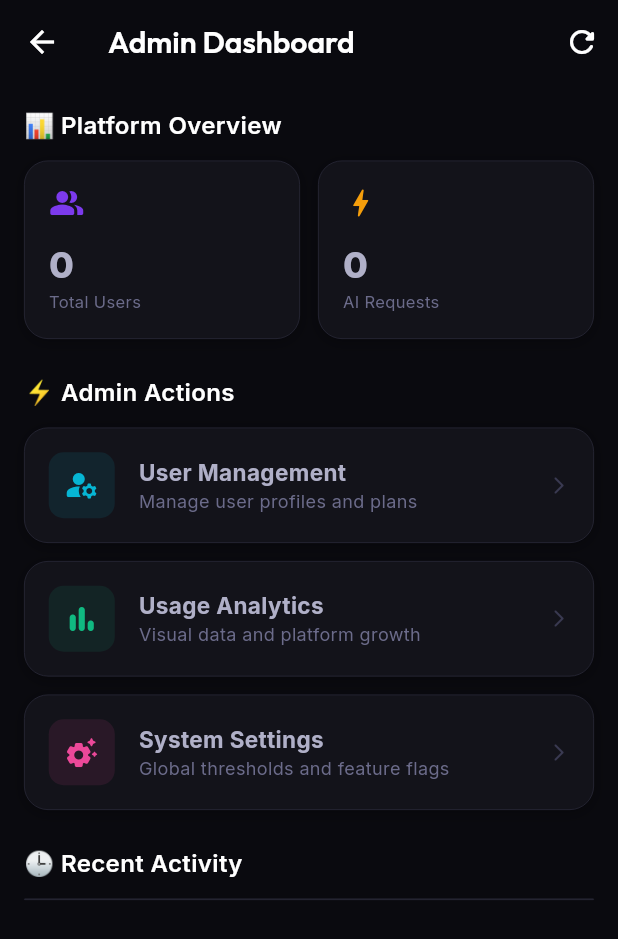
After one commit to Faakhir03Memon/Lumina-Study, a Flutter app: the AdminDashboard screen opened directly, on a phone screen of 412 x 824 dp. The commit adds this screen. Shown: the top 939 px of the screen. Run offline on Flutter 3.47's test engine with Material 3 defaults, Android fonts, the phone set to English and light mode, and no system bars; our stand-ins replace cached_network_image, cloud_firestore, file_picker, firebase_auth, firebase_core, flutter_animate and 6 more; missing offline and left inert: syncfusion_flutter_pdf; accounts and stored records are empty; network calls fail.

Commit message:
feat: Implement admin dashboard and user management screens along with their routing.

```diff
--- a/lumina_study/lib/core/router/app_router.dart
+++ b/lumina_study/lib/core/router/app_router.dart
@@ -1,5 +1,7 @@
 import 'package:go_router/go_router.dart';
 import 'package:lumina_study/features/onboarding/splash_screen.dart';
+import 'package:lumina_study/features/auth/login_screen.dart';
+import 'package:lumina_study/features/auth/signup_screen.dart';
 import 'package:lumina_study/features/onboarding/onboarding_screen.dart';
 import 'package:lumina_study/features/shell/app_shell.dart';
 import 'package:lumina_study/features/chat/chat_screen.dart';
@@ -10,14 +12,34 @@ import 'package:lumina_study/features/coding/coding_screen.dart';
 import 'package:lumina_study/features/dashboard/dashboard_screen.dart';
 import 'package:lumina_study/features/dashboard/settings_screen.dart';
 import 'package:lumina_study/features/assignment/assignment_screen.dart';
+import 'package:firebase_auth/firebase_auth.dart';
 
 final appRouter = GoRouter(
   initialLocation: '/splash',
+  redirect: (context, state) {
+    final user = FirebaseAuth.instance.currentUser;
+    final isLoggingIn = state.matchedLocation == '/login' || state.matchedLocation == '/signup' || state.matchedLocation == '/splash';
+
+    if (user == null && !isLoggingIn) return '/login';
+    if (user != null && state.matchedLocation == '/login') return '/dashboard';
+
+    return null;
+  },
   routes: [
     GoRoute(
       path: '/splash',
       name: 'splash',
       builder: (context, state) => const SplashScreen(),
+    ),
+    GoRoute(
+      path: '/login',
+      name: 'login',
+      builder: (context, state) => const LoginScreen(),
+    ),
+    GoRoute(
+      path: '/signup',
+      name: 'signup',
+      builder: (context, state) => const SignupScreen(),
     ),
     GoRoute(
       path: '/onboarding',
--- /dev/null
+++ b/lumina_study/lib/features/admin/admin_dashboard.dart
@@ -0,0 +1,221 @@
+import 'package:flutter/material.dart';
+import 'package:flutter_animate/flutter_animate.dart';
+import 'package:go_router/go_router.dart';
+import 'package:lumina_study/core/theme/app_theme.dart';
+import 'package:lumina_study/shared/services/database_service.dart';
+import 'package:lumina_study/shared/widgets/lumina_widgets.dart';
+
+class AdminDashboard extends StatefulWidget {
+  const AdminDashboard({super.key});
+
+  @override
+  State<AdminDashboard> createState() => _AdminDashboardState();
+}
+
+class _AdminDashboardState extends State<AdminDashboard> {
+  final _db = DatabaseService();
+  Map<String, dynamic>? _stats;
+  bool _isLoading = true;
+
+  @override
+  void initState() {
+    super.initState();
+    _loadStats();
+  }
+
+  Future<void> _loadStats() async {
+    final stats = await _db.getGlobalStats();
+    if (mounted) {
+      setState(() {
+        _stats = stats;
+        _isLoading = false;
+      });
+    }
+  }
+
+  @override
+  Widget build(BuildContext context) {
+    return Scaffold(
+      backgroundColor: AppColors.bg,
+      appBar: AppBar(
+        backgroundColor: AppColors.bg,
+        title: const Text('Admin Dashboard'),
+        actions: [
+          IconButton(
+            icon: const Icon(Icons.refresh_rounded),
+            onPressed: () {
+              setState(() => _isLoading = true);
+              _loadStats();
+            },
+          ),
+        ],
+      ),
+      body: _isLoading
+          ? const Center(child: CircularProgressIndicator(color: AppColors.primary))
+          : SingleChildScrollView(
+              padding: const EdgeInsets.all(16),
+              child: Column(
+                crossAxisAlignment: CrossAxisAlignment.start,
+                children: [
+                  // Overview Stats
+                  const SectionHeader(title: '📊 Platform Overview'),
+                  const SizedBox(height: 12),
+                  Row(
+                    children: [
+                      Expanded(
+                        child: _StatCard(
+                          label: 'Total Users',
+                          value: '${_stats?['totalUsers'] ?? 0}',
+                          icon: Icons.people_alt_rounded,
+                          color: AppColors.primary,
+                        ),
+                      ),
+                      const SizedBox(width: 12),
+                      Expanded(
+                        child: _StatCard(
+                          label: 'AI Requests',
+                          value: '${_stats?['totalRequests'] ?? 0}',
+                          icon: Icons.bolt_rounded,
+                          color: AppColors.warning,
+                        ),
+                      ),
+                    ],
+                  ),
+
+                  const SizedBox(height: 24),
+
+                  // Quick Actions
+                  const SectionHeader(title: '⚡ Admin Actions'),
+                  const SizedBox(height: 12),
+                  _AdminActionTile(
+                    title: 'User Management',
+                    subtitle: 'Manage user profiles and plans',
+                    icon: Icons.manage_accounts_rounded,
+                    color: AppColors.secondary,
+                    onTap: () => context.push('/admin/users'),
+                  ),
+                  const SizedBox(height: 12),
+                  _AdminActionTile(
+                    title: 'Usage Analytics',
+                    subtitle: 'Visual data and platform growth',
+                    icon: Icons.bar_chart_rounded,
+                    color: AppColors.success,
+                    onTap: () => context.push('/admin/analytics'),
+                  ),
+                  const SizedBox(height: 12),
+                  _AdminActionTile(
+                    title: 'System Settings',
+                    subtitle: 'Global thresholds and feature flags',
+                    icon: Icons.settings_suggest_rounded,
+                    color: AppColors.accent,
+                    onTap: () {},
+                  ),
+
+                  const SizedBox(height: 24),
+
+                  // Recent Activity Preview
+                  const SectionHeader(title: '🕒 Recent Activity'),
+                  const SizedBox(height: 12),
+                  LuminaCard(
+                    padding: EdgeInsets.zero,
+                    child: StreamBuilder(
+                      stream: _db.getUsageLogs(),
+                      builder: (context, snapshot) {
+                        if (!snapshot.hasData) return const SizedBox(height: 100, child: Center(child: CircularProgressIndicator()));
+                        final logs = snapshot.data!.docs;
+                        return ListView.separated(
+                          shrinkWrap: true,
+                          physics: const NeverScrollableScrollPhysics(),
+                          itemCount: logs.length > 5 ? 5 : logs.length,
+                          separatorBuilder: (context, index) => const Divider(height: 1, color: AppColors.bgBorder),
+                          itemBuilder: (context, index) {
+                            final log = logs[index].data() as Map<String, dynamic>;
+                            return ListTile(
+                              dense: true,
+                              leading: CircleAvatar(
+                                backgroundColor: AppColors.primary.withOpacity(0.1),
+                                child: const Icon(Icons.history_rounded, size: 16, color: AppColors.primary),
+                              ),
+                              title: Text(log['feature'] ?? 'Unknown', style: const TextStyle(fontWeight: FontWeight.w600, fontSize: 13)),
+                              subtitle: Text(log['userId'] ?? 'Unknown User', style: const TextStyle(fontSize: 11, color: AppColors.textMuted)),
+                              trailing: Text('Just now', style: TextStyle(fontSize: 10, color: AppColors.textMuted)),
+                            );
+                          },
+                        );
+                      },
+                    ),
+                  ),
+                ],
+              ),
+            ),
+    );
+  }
+}
+
+class _StatCard extends StatelessWidget {
+  final String label;
+  final String value;
+  final IconData icon;
+  final Color color;
+
+  const _StatCard({required this.label, required this.value, required this.icon, required this.color});
+
+  @override
+  Widget build(BuildContext context) {
+    return LuminaCard(
+      padding: const EdgeInsets.all(16),
+      child: Column(
+        crossAxisAlignment: CrossAxisAlignment.start,
+        children: [
+          Icon(icon, color: color, size: 24),
+          const SizedBox(height: 12),
+          Text(value, style: const TextStyle(fontSize: 24, fontWeight: FontWeight.w800)),
+          Text(label, style: const TextStyle(fontSize: 11, color: AppColors.textMuted)),
+        ],
+      ),
+    );
+  }
+}
+
+class _AdminActionTile extends StatelessWidget {
+  final String title;
+  final String subtitle;
+  final IconData icon;
+  final Color color;
+  final VoidCallback onTap;
+
+  const _AdminActionTile({required this.title, required this.subtitle, required this.icon, required this.color, required this.onTap});
+
+  @override
+  Widget build(BuildContext context) {
+    return GestureDetector(
+      onTap: onTap,
+      child: LuminaCard(
+        padding: const EdgeInsets.all(16),
+        child: Row(
+          children: [
+            Container(
+              padding: const EdgeInsets.all(10),
+              decoration: BoxDecoration(
+                color: color.withOpacity(0.1),
+                borderRadius: BorderRadius.circular(10),
+              ),
+              child: Icon(icon, color: color, size: 24),
+            ),
+            const SizedBox(width: 16),
+            Expanded(
+              child: Column(
+                crossAxisAlignment: CrossAxisAlignment.start,
+                children: [
+                  Text(title, style: const TextStyle(fontWeight: FontWeight.w700, fontSize: 15)),
+                  Text(subtitle, style: const TextStyle(color: AppColors.textMuted, fontSize: 12)),
+                ],
+              ),
+            ),
+            const Icon(Icons.arrow_forward_ios_rounded, size: 14, color: AppColors.textDisabled),
+          ],
+        ),
+      ),
+    );
+  }
+}
```
Also changed, not shown: lumina_study/lib/features/admin/user_management_screen.dart (added, +134 -0 lines).
